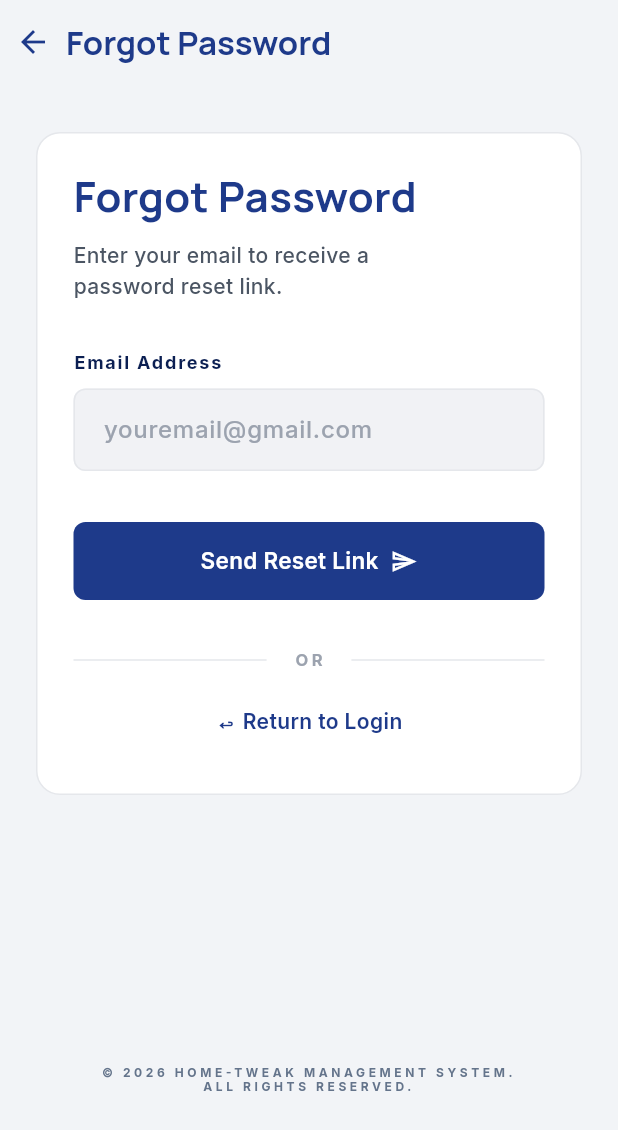
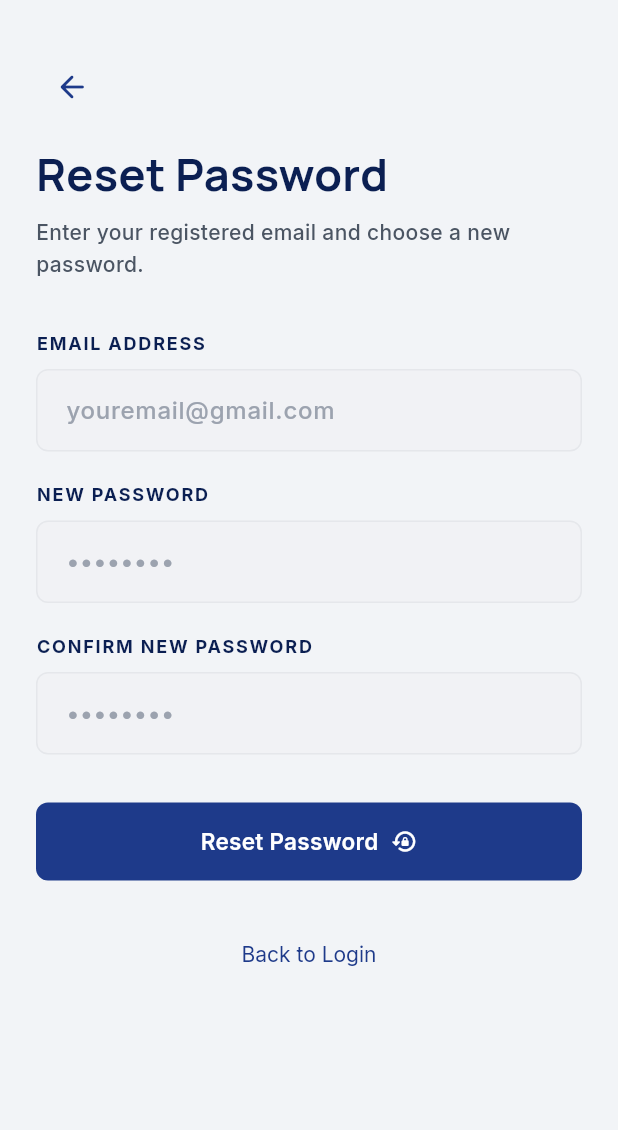
Before and after one commit to abbel97/Mobile-App-Project, a Flutter app: the ForgotPasswordScreen screen opened by its route, on a phone screen of 412 x 824 dp. Shown: the top 1130 px of the screen. Run offline on Flutter 3.47's test engine with Material 3 defaults, Android fonts, the phone set to English and light mode, and no system bars; our stand-ins replace equatable, flutter_riverpod, go_router, google_fonts, shared_preferences, sqflite; accounts and stored records are empty.

Commit message:
Implemented Flutter features

```diff
--- a/frontend/lib/features/auth/data/datasources/auth_local_datasource.dart
+++ b/frontend/lib/features/auth/data/datasources/auth_local_datasource.dart
@@ -34,5 +34,7 @@ class AuthLocalDataSource {
     await prefs.remove(_tokenKey);
     final db = await AppDatabase.database;
     await db.delete('users');
+    await db.delete('service_requests');
+    await db.delete('professionals');
   }
 }
--- a/frontend/lib/features/auth/data/models/user_model.dart
+++ b/frontend/lib/features/auth/data/models/user_model.dart
@@ -8,6 +8,8 @@ class UserModel extends UserEntity {
     required super.name,
     required super.email,
     required super.role,
+    super.location,
+    super.photoBase64,
     required super.createdAt,
     this.token,
   });
@@ -18,6 +20,8 @@ class UserModel extends UserEntity {
       name:      json['name']       as String,
       email:     json['email']      as String,
       role:      json['role']       as String,
+      location:  json['location']   as String?,
+      photoBase64: json['photo_base64'] as String?,
       createdAt: json['created_at'] as String,
       token:     token,
     );
@@ -29,6 +33,8 @@ class UserModel extends UserEntity {
       name:      map['name']       as String,
       email:     map['email']      as String,
       role:      map['role']       as String,
+      location:  map['location']   as String?,
+      photoBase64: map['photo_base64'] as String?,
       createdAt: map['created_at'] as String,
       token:     map['token']      as String?,
     );
@@ -39,6 +45,8 @@ class UserModel extends UserEntity {
     'name':       name,
     'email':      email,
     'role':       role,
+    'location':   location,
+    'photo_base64': photoBase64,
     'token':      token,
     'created_at': createdAt,
   };
--- a/frontend/lib/features/auth/domain/entities/user_entity.dart
+++ b/frontend/lib/features/auth/domain/entities/user_entity.dart
@@ -5,6 +5,8 @@ class UserEntity extends Equatable {
   final String name;
   final String email;
   final String role;
+  final String? location;
+  final String? photoBase64;
   final String createdAt;
 
   const UserEntity({
@@ -12,6 +14,8 @@ class UserEntity extends Equatable {
     required this.name,
     required this.email,
     required this.role,
+    this.location,
+    this.photoBase64,
     required this.createdAt,
   });
 
--- a/frontend/lib/features/auth/presentation/screens/forgot_password_screen.dart
+++ b/frontend/lib/features/auth/presentation/screens/forgot_password_screen.dart
@@ -1,118 +1,173 @@
 import 'package:flutter/material.dart';
+import 'package:flutter_riverpod/flutter_riverpod.dart';
 import 'package:go_router/go_router.dart';
 
+import '../../../../core/errors/failure.dart';
 import '../../../../core/routing/app_routes.dart';
 import '../../../../core/theme/app_colors.dart';
-import '../../../../core/theme/app_radii.dart';
 import '../../../../core/theme/app_spacing.dart';
 import '../../../../core/theme/app_text_styles.dart';
 import '../../../../core/widgets/custom_textfield.dart';
 import '../../../../core/widgets/primary_button.dart';
-import '../../../../core/widgets/top_bar.dart';
+import '../../data/repositories/auth_repositories_impl.dart';
 
-class ForgotPasswordScreen extends StatelessWidget {
+class ForgotPasswordScreen extends ConsumerStatefulWidget {
   const ForgotPasswordScreen({super.key});
+
+  @override
+  ConsumerState<ForgotPasswordScreen> createState() =>
+      _ForgotPasswordScreenState();
+}
+
+class _ForgotPasswordScreenState
+    extends ConsumerState<ForgotPasswordScreen> {
+  final _emailController       = TextEditingController();
+  final _newPassController     = TextEditingController();
+  final _confirmPassController = TextEditingController();
+  bool _isLoading = false;
+  String? _error;
+
+  @override
+  void dispose() {
+    _emailController.dispose();
+    _newPassController.dispose();
+    _confirmPassController.dispose();
+    super.dispose();
+  }
+
+  Future<void> _reset() async {
+    final email    = _emailController.text.trim();
+    final newPass  = _newPassController.text;
+    final confirm  = _confirmPassController.text;
+
+    if (email.isEmpty || newPass.isEmpty || confirm.isEmpty) {
+      setState(() => _error = 'Please fill in all fields');
+      return;
+    }
+    if (newPass != confirm) {
+      setState(() => _error = 'Passwords do not match');
+      return;
+    }
+    if (newPass.length < 6) {
+      setState(() => _error = 'Password must be at least 6 characters');
+      return;
+    }
+
+    setState(() { _isLoading = true; _error = null; });
+    try {
+      await AuthRepositoryImpl().resetPassword(
+        email:           email,
+        newPassword:     newPass,
+        confirmPassword: confirm,
+      );
+      if (!mounted) return;
+      ScaffoldMessenger.of(context).showSnackBar(const SnackBar(
+        content: Text('Password reset successfully — please log in'),
+        backgroundColor: AppColors.success,
+      ));
+      context.go(AppRoutes.login);
+    } on Failure catch (e) {
+      setState(() => _error = e.message);
+    } catch (_) {
+      setState(() => _error = 'Something went wrong');
+    } finally {
+      if (mounted) setState(() => _isLoading = false);
+    }
+  }
 
   @override
   Widget build(BuildContext context) {
     return Scaffold(
-      appBar: const TopBar(title: 'Forgot Password'),
+      backgroundColor: AppColors.background,
       body: SafeArea(
         child: SingleChildScrollView(
-          padding: AppSpacing.screenPadding.copyWith(top: 26),
-          child: Column(
-            children: [
-              Container(
-                width: double.infinity,
-                padding: AppSpacing.cardPadding,
-                decoration: BoxDecoration(
-                  color: AppColors.surface,
-                  borderRadius: BorderRadius.circular(AppRadii.lg),
-                  border: Border.all(color: AppColors.border),
-                ),
+          padding: AppSpacing.screenPadding.copyWith(top: 34, bottom: 28),
           child: Column(
             crossAxisAlignment: CrossAxisAlignment.start,
             children: [
+              IconButton(
+                onPressed: () => context.pop(),
+                icon: const Icon(Icons.arrow_back_rounded,
+                    color: AppColors.primary),
+              ),
+              const SizedBox(height: 16),
+              Text('Reset Password',
+                  style: AppTextStyles.titleLarge
+                      .copyWith(color: AppColors.textPrimary, fontSize: 30)),
+              const SizedBox(height: 10),
               Text(
-                      'Forgot Password',
-                      style: AppTextStyles.titleLarge.copyWith(
-                        color: AppColors.primary,
-                        fontSize: 28,
+                'Enter your registered email and choose a new password.',
+                style: AppTextStyles.bodyMedium
+                    .copyWith(color: AppColors.textBody),
               ),
-                    ),
-                    const SizedBox(height: 12),
-                    Text(
-                      'Enter your email to receive a\npassword reset link.',
-                      style: AppTextStyles.bodyMedium.copyWith(
-                        color: AppColors.textBody,
-                      ),
-                    ),
-                    const SizedBox(height: 34),
-                    const CustomTextField(
-                      label: 'Email Address',
+              const SizedBox(height: 36),
+
+              CustomTextField(
+                label: 'EMAIL ADDRESS',
                 hintText: 'youremail@gmail.com',
+                controller: _emailController,
                 keyboardType: TextInputType.emailAddress,
               ),
-                    const SizedBox(height: 34),
-                    PrimaryButton(
-                      label: 'Send Reset Link',
-                      trailing: const Icon(
-                        Icons.send_outlined,
-                        size: 18,
-                        color: Colors.white,
+              const SizedBox(height: 22),
+              CustomTextField(
+                label: 'NEW PASSWORD',
+                hintText: '••••••••',
+                obscureText: true,
+                controller: _newPassController,
               ),
-                      onPressed: () {
-                        // TODO: handle password reset
-                      },
+              const SizedBox(height: 22),
+              CustomTextField(
+                label: 'CONFIRM NEW PASSWORD',
+                hintText: '••••••••',
+                obscureText: true,
+                controller: _confirmPassController,
               ),
-                    const SizedBox(height: 34),
-                    Row(
+
+              if (_error != null) ...[
+                const SizedBox(height: 14),
+                Container(
+                  padding: const EdgeInsets.all(12),
+                  decoration: BoxDecoration(
+                    color: AppColors.danger.withValues(alpha: 0.1),
+                    borderRadius: BorderRadius.circular(8),
+                    border: Border.all(
+                        color: AppColors.danger.withValues(alpha: 0.3)),
+                  ),
+                  child: Row(
                     children: [
-                        const Expanded(child: Divider(color: AppColors.border)),
-                        Padding(
-                          padding: const EdgeInsets.symmetric(horizontal: 18),
-                          child: Text(
-                            'OR',
-                            style: AppTextStyles.labelMedium.copyWith(
-                              color: AppColors.textMuted,
+                      const Icon(Icons.error_outline,
+                          color: AppColors.danger, size: 16),
+                      const SizedBox(width: 8),
+                      Expanded(
+                        child: Text(_error!,
+                            style: AppTextStyles.bodySmall
+                                .copyWith(color: AppColors.danger)),
                       ),
-                          ),
-                        ),
-                        const Expanded(child: Divider(color: AppColors.border)),
-                      ],
-                    ),
-                    const SizedBox(height: 20),
-                    Center(
-                      child: InkWell(
-                        onTap: () => context.go(AppRoutes.login),
-                        borderRadius: BorderRadius.circular(AppRadii.sm),
-                        child: Padding(
-                          padding: const EdgeInsets.symmetric(
-                            horizontal: 8,
-                            vertical: 4,
-                          ),
-                          child: Text(
-                            '↩ Return to Login',
-                            style: AppTextStyles.bodySmall.copyWith(
-                              color: AppColors.primary,
-                              fontWeight: FontWeight.w600,
-                            ),
-                          ),
-                        ),
-                      ),
-                    ),
-                    const SizedBox(height: 10),
                     ],
                   ),
                 ),
-              const SizedBox(height: 180),
-              Text(
-                '© 2026 HOME-TWEAK MANAGEMENT SYSTEM.\nALL RIGHTS RESERVED.',
-                style: AppTextStyles.labelMedium.copyWith(
-                  fontSize: 8,
-                  color: AppColors.tertiary,
+              ],
+              const SizedBox(height: 32),
+
+              PrimaryButton(
+                label: 'Reset Password',
+                trailing: _isLoading
+                    ? const SizedBox(
+                        width: 18, height: 18,
+                        child: CircularProgressIndicator(
+                            color: Colors.white, strokeWidth: 2))
+                    : const Icon(Icons.lock_reset_rounded,
+                        size: 18, color: Colors.white),
+                onPressed: _isLoading ? null : _reset,
               ),
-                textAlign: TextAlign.center,
+              const SizedBox(height: 24),
+              Center(
+                child: TextButton(
+                  onPressed: () => context.go(AppRoutes.login),
+                  child: Text('Back to Login',
+                      style: AppTextStyles.bodySmall
+                          .copyWith(color: AppColors.primary)),
+                ),
               ),
             ],
           ),
--- a/frontend/lib/features/auth/presentation/screens/login_screen.dart
+++ b/frontend/lib/features/auth/presentation/screens/login_screen.dart
@@ -126,6 +126,7 @@ class _LoginScreenState extends ConsumerState<LoginScreen> {
                     ),
                     const SizedBox(height: 10),
                     CustomTextField(
+                      controller: _passController,
                       hintText: '••••••••',
                       obscureText: true,
                     ),
```
Also changed, not shown: frontend/lib/features/auth/data/datasources/auth_remote_datasource.dart (+54 -4 lines), frontend/lib/features/auth/data/repositories/auth_repositories_impl.dart (+34 -0 lines), frontend/lib/features/auth/domain/repositories/auth_repository.dart (+9 -0 lines), frontend/lib/features/auth/presentation/providers/auth_notifier.dart (+48 -8 lines), frontend/lib/features/auth/presentation/screens/change_password_screen.dart (+20 -2 lines), frontend/lib/features/auth/presentation/screens/customer_register_screen.dart (+8 -2 lines), frontend/lib/features/auth/presentation/screens/professional_register_screen.dart (+31 -21 lines). Lines whose indentation alone changed are shown as unchanged.
